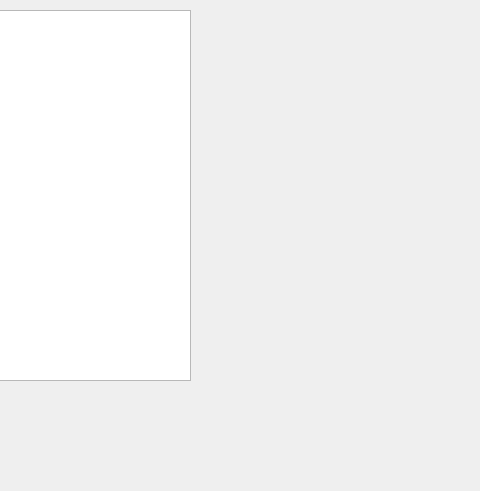
Above: ui/main_window.ui from Sulato86/gateio before the change; both pictures show x 540 to 1020 and y 0 to 491 of the 1168 by 856 pixel window. Below: the same form after it.
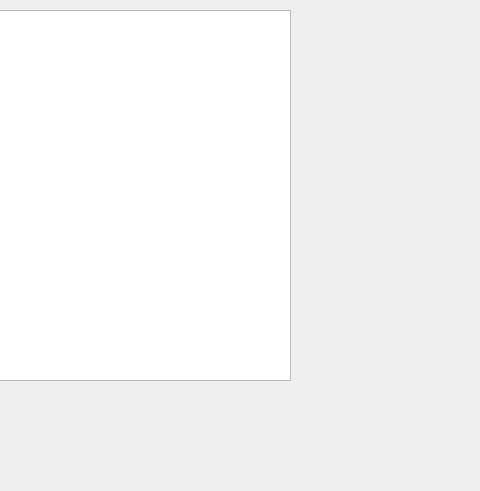
That is the form after the change.

```diff
--- a/ui/main_window.ui
+++ b/ui/main_window.ui
@@ -19,7 +19,7 @@
      <rect>
       <x>10</x>
       <y>10</y>
-      <width>721</width>
+      <width>821</width>
       <height>371</height>
      </rect>
     </property>
```
